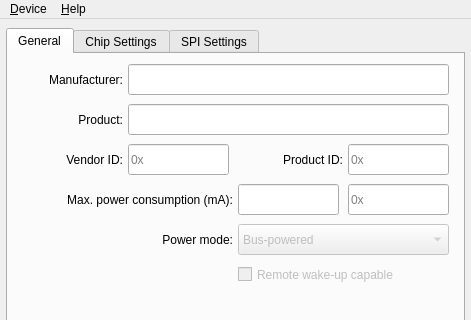
Old version of the form src/configuratorwindow.ui in the repository bloguetronica/mcp2210-conf; both pictures show x 0 to 471 and y 0 to 320 of the 471 by 601 pixel window.
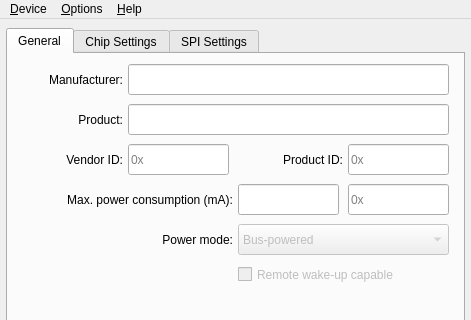
New version of the form. Icons and pictures are not drawn.

Patch:
```diff
--- a/src/configuratorwindow.ui
+++ b/src/configuratorwindow.ui
@@ -1107,7 +1107,14 @@
     </property>
     <addaction name="actionAbout"/>
    </widget>
+   <widget class="QMenu" name="menu_Options">
+    <property name="title">
+     <string>&amp;Options</string>
+    </property>
+    <addaction name="actionUnrestrictedMode_2"/>
+   </widget>
    <addaction name="menuDevice"/>
+   <addaction name="menu_Options"/>
    <addaction name="menuHelp"/>
   </widget>
   <action name="actionAbout">
```
Left out of the diff: 16 changed lines with no effect on the pictures.
